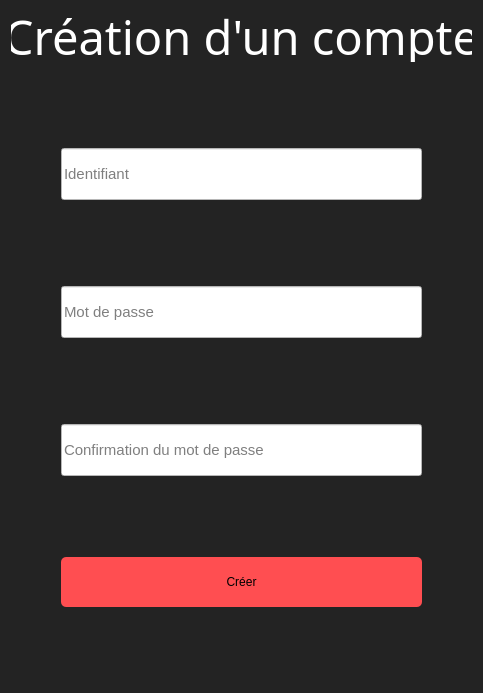
This is KeepItSecret/newaccountwindow.ui in dbuhon/KeepItSecret as Qt 5 draws it before an edit. The edited form follows.
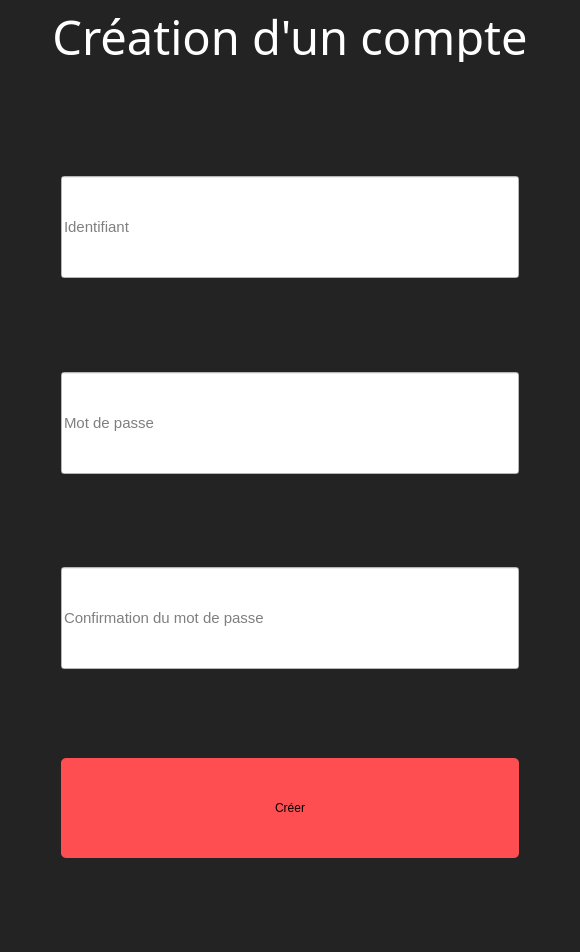
This is the edited form.

The edit to the form file:
```diff
--- a/KeepItSecret/newaccountwindow.ui
+++ b/KeepItSecret/newaccountwindow.ui
@@ -6,8 +6,8 @@
    <rect>
     <x>0</x>
     <y>0</y>
-    <width>483</width>
-    <height>693</height>
+    <width>580</width>
+    <height>952</height>
    </rect>
   </property>
   <property name="windowTitle">
@@ -66,6 +66,32 @@
           </property>
          </widget>
         </item>
+        <item>
+         <spacer name="horizontalSpacer">
+          <property name="orientation">
+           <enum>Qt::Horizontal</enum>
+          </property>
+          <property name="sizeHint" stdset="0">
+           <size>
+            <width>40</width>
+            <height>20</height>
+           </size>
+          </property>
+         </spacer>
+        </item>
+        <item>
+         <spacer name="verticalSpacer_4">
+          <property name="orientation">
+           <enum>Qt::Vertical</enum>
+          </property>
+          <property name="sizeHint" stdset="0">
+           <size>
+            <width>20</width>
+            <height>40</height>
+           </size>
+          </property>
+         </spacer>
+        </item>
         <item>
          <widget class="QLineEdit" name="lineEdit_log">
           <property name="sizePolicy">
@@ -83,7 +109,7 @@
            <string notr="true">color: rgb(0, 0, 0);
 background-color: rgb(255, 255, 255);
 margin-top: 80%;
-height: 50px;
+height: 100%;
 margin-left:50px;
 margin-right:50px;</string>
           </property>
@@ -92,6 +118,19 @@
           </property>
          </widget>
         </item>
+        <item>
+         <spacer name="verticalSpacer">
+          <property name="orientation">
+           <enum>Qt::Vertical</enum>
+          </property>
+          <property name="sizeHint" stdset="0">
+           <size>
+            <width>20</width>
+            <height>40</height>
+           </size>
+          </property>
+         </spacer>
+        </item>
         <item>
          <widget class="QLineEdit" name="lineEdit_pwd1">
           <property name="sizePolicy">
@@ -112,7 +151,7 @@
           <property name="styleSheet">
            <string notr="true">color: rgb(0, 0, 0);
 background-color: rgb(255, 255, 255);
-height: 50px;
+height: 100%;
 margin-top:80%;
 margin-left:50px;
 margin-right:50px;</string>
@@ -125,6 +164,19 @@
           </property>
          </widget>
         </item>
+        <item>
+         <spacer name="verticalSpacer_2">
+          <property name="orientation">
+           <enum>Qt::Vertical</enum>
+          </property>
+          <property name="sizeHint" stdset="0">
+           <size>
+            <width>20</width>
+            <height>40</height>
+           </size>
+          </property>
+         </spacer>
+        </item>
         <item>
          <widget class="QLineEdit" name="lineEdit_pwd2">
           <property name="sizePolicy">
@@ -141,7 +193,7 @@
           <property name="styleSheet">
            <string notr="true">color: rgb(0, 0, 0);
 background-color: rgb(255, 255, 255);
-height: 50px;
+height: 100%;
 margin-top:80%;
 margin-left:50px;
 margin-right:50px;</string>
@@ -151,6 +203,19 @@
           </property>
          </widget>
         </item>
+        <item>
+         <spacer name="verticalSpacer_3">
+          <property name="orientation">
+           <enum>Qt::Vertical</enum>
+          </property>
+          <property name="sizeHint" stdset="0">
+           <size>
+            <width>20</width>
+            <height>40</height>
+           </size>
+          </property>
+         </spacer>
+        </item>
         <item>
          <widget class="QPushButton" name="pushButton">
           <property name="sizePolicy">
@@ -184,7 +249,7 @@
            <string notr="true">border-radius: 5px;
 background-color: rgb(255, 78, 81);
 margin-top: 75%;
-height: 50px;
+height: 100%;
 color: black;
 margin-left:50px;
 margin-right:50px;
@@ -207,6 +272,19 @@
           </property>
          </widget>
         </item>
+        <item>
+         <spacer name="verticalSpacer_5">
+          <property name="orientation">
+           <enum>Qt::Vertical</enum>
+          </property>
+          <property name="sizeHint" stdset="0">
+           <size>
+            <width>20</width>
+            <height>40</height>
+           </size>
+          </property>
+         </spacer>
+        </item>
        </layout>
       </item>
      </layout>
```
